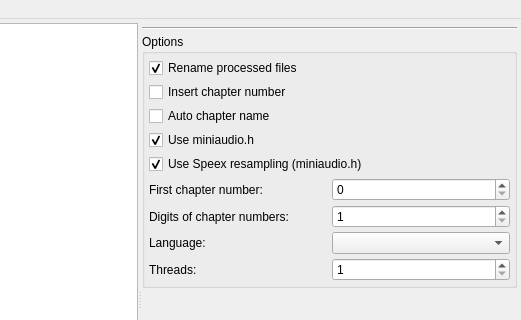
Above: AudioBooQer/ui/forms/WMainWindow.ui from CaSchmidt/AudioBooQer before the change; both pictures show x 279 to 800 and y 0 to 320 of the 800 by 600 pixel window. Below: the same form after it.
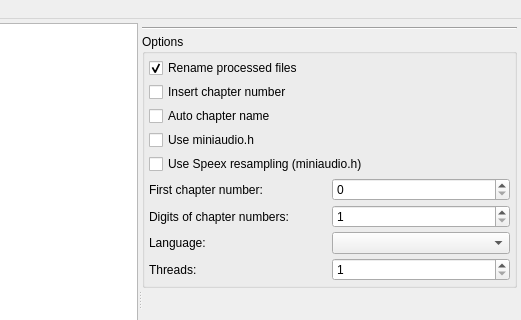
That is the form after the change. Custom widgets are drawn as their Qt base class.

Diff of the .ui file:
```diff
--- a/AudioBooQer/ui/forms/WMainWindow.ui
+++ b/AudioBooQer/ui/forms/WMainWindow.ui
@@ -136,7 +136,7 @@
               <string>Use miniaudio.h</string>
              </property>
              <property name="checked">
-              <bool>true</bool>
+              <bool>false</bool>
              </property>
             </widget>
            </item>
@@ -146,7 +146,7 @@
               <string>Use Speex resampling (miniaudio.h)</string>
              </property>
              <property name="checked">
-              <bool>true</bool>
+              <bool>false</bool>
              </property>
             </widget>
            </item>
```
